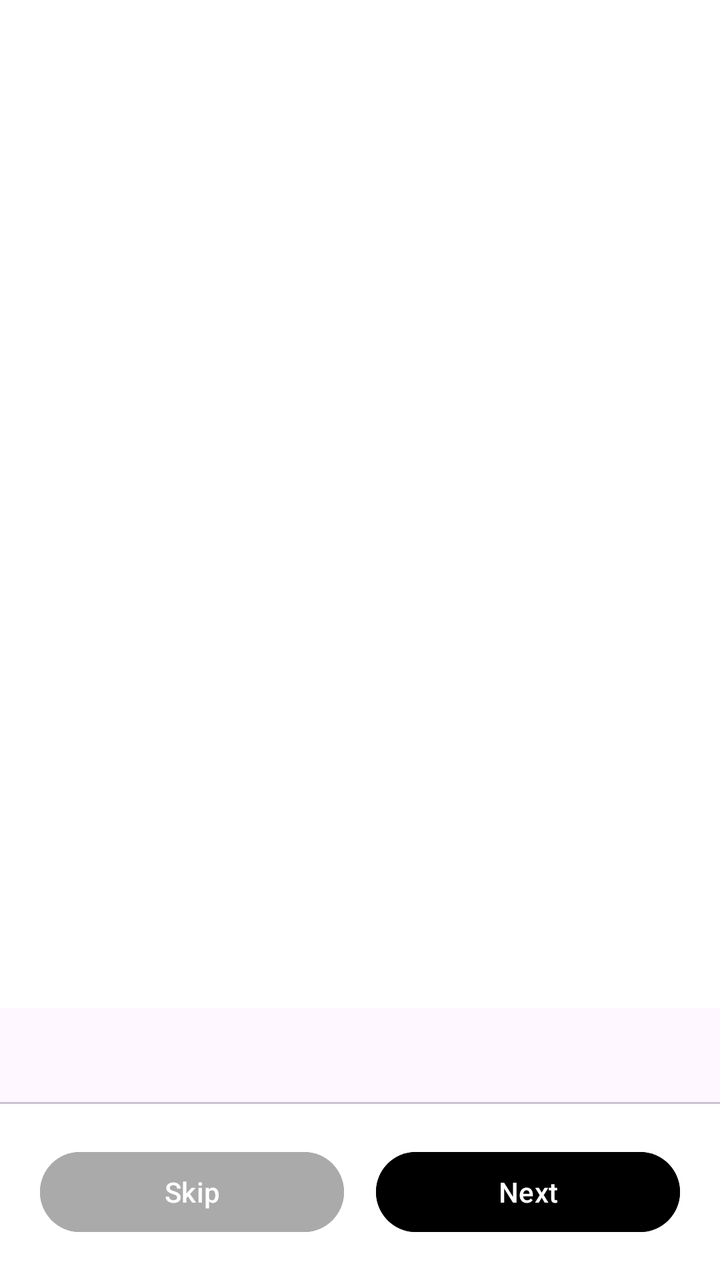
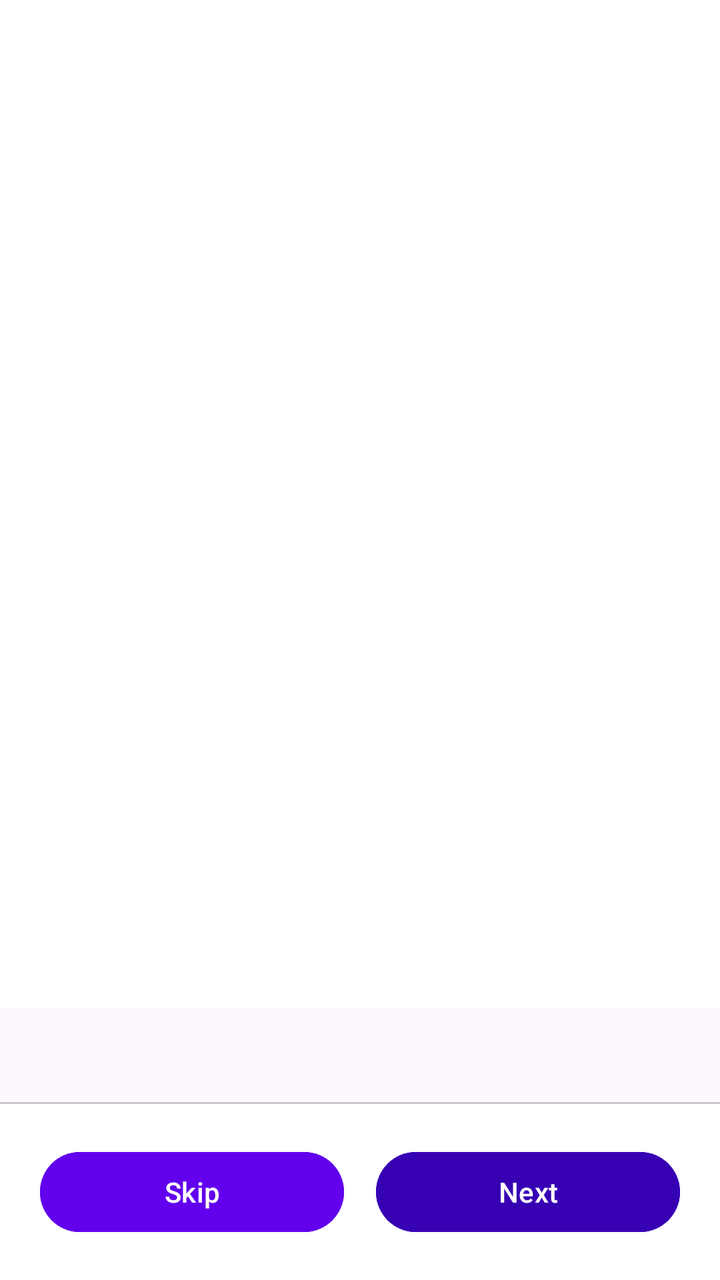

Two renders of the same Android screen: before a commit and after it. Below are the layout's source before the change and the commit's diff.
<!-- AndroidManifest.xml: application theme Theme.HomeService -->
<!-- res/layout/activity_onboarding.xml -->
<?xml version="1.0" encoding="utf-8"?>
<LinearLayout xmlns:android="http://schemas.android.com/apk/res/android"
    xmlns:app="http://schemas.android.com/apk/res-auto"
    android:layout_width="match_parent"
    android:layout_height="match_parent"
    android:orientation="vertical"
    android:background="@android:color/white">

    <androidx.viewpager2.widget.ViewPager2
        android:id="@+id/viewPager"
        android:layout_width="match_parent"
        android:layout_height="0dp"
        android:layout_weight="1" />

    <com.google.android.material.tabs.TabLayout
        android:id="@+id/tabLayout"
        android:layout_width="match_parent"
        android:layout_height="wrap_content"
        app:tabIndicatorHeight="0dp" />

    <LinearLayout
        android:layout_width="match_parent"
        android:layout_height="wrap_content"
        android:orientation="horizontal"
        android:padding="20dp"
        android:paddingBottom="30dp">

        <Button
            android:id="@+id/btnSkip"
            android:layout_width="0dp"
            android:layout_height="wrap_content"
            android:layout_weight="1"
            android:text="Skip"
            android:backgroundTint="@android:color/darker_gray" />

        <View
            android:layout_width="16dp"
            android:layout_height="0dp" />

        <Button
            android:id="@+id/btnNext"
            android:layout_width="0dp"
            android:layout_height="wrap_content"
            android:layout_weight="1"
            android:text="Next"
            android:backgroundTint="@android:color/black" />
    </LinearLayout>

</LinearLayout>
<!-- resources referenced by this layout -->
<resources>
  <style name="Theme.HomeService" parent="Base.Theme.HomeService" />
  <style name="Base.Theme.HomeService" parent="Theme.Material3.DayNight.NoActionBar">
          
          
      </style>
</resources>

<!-- the commit's change to res/layout/activity_onboarding.xml (unified diff, before → after) -->
@@ -4,7 +4,7 @@
     android:layout_width="match_parent"
     android:layout_height="match_parent"
     android:orientation="vertical"
-    android:background="@android:color/white">
+    android:background="@color/background">
 
     <androidx.viewpager2.widget.ViewPager2
         android:id="@+id/viewPager"
@@ -31,7 +31,7 @@
             android:layout_height="wrap_content"
             android:layout_weight="1"
             android:text="Skip"
-            android:backgroundTint="@android:color/darker_gray" />
+            android:backgroundTint="@color/purple_500" />
 
         <View
             android:layout_width="16dp"
@@ -43,7 +43,7 @@
             android:layout_height="wrap_content"
             android:layout_weight="1"
             android:text="Next"
-            android:backgroundTint="@android:color/black" />
+            android:backgroundTint="@color/purple_700" />
     </LinearLayout>
 
 </LinearLayout>
<!-- resource entries referenced after the edit -->
@@ -1,9 +1,22 @@
 <!-- resources referenced by this layout -->
 <resources>
-  <style name="Theme.HomeService" parent="Base.Theme.HomeService" />
-  <style name="Base.Theme.HomeService" parent="Theme.Material3.DayNight.NoActionBar">
-          
-          
+  <color name="background">#FFFFFF</color>
+  <color name="purple_500">#6200EE</color>
+  <color name="purple_700">#3700B3</color>
+  <style name="Theme.HomeService" parent="Theme.Material3.DayNight.NoActionBar">
+          <item name="colorPrimary">@color/purple_500</item>
+          <item name="colorPrimaryVariant">@color/purple_700</item>
+          <item name="colorOnPrimary">@color/white</item>
+          <item name="colorSecondary">@color/teal_200</item>
+          <item name="colorSecondaryVariant">@color/teal_700</item>
+          <item name="colorOnSecondary">@color/black</item>
+          <item name="android:statusBarColor">?attr/colorPrimaryVariant</item>
+          <item name="android:windowLightStatusBar">true</item>
+          <item name="android:navigationBarColor">?android:attr/colorBackground</item>
       </style>
+  <color name="white">#FFFFFFFF</color>
+  <color name="teal_200">#03DAC5</color>
+  <color name="teal_700">#018786</color>
+  <color name="black">#FF000000</color>
 </resources>
 
